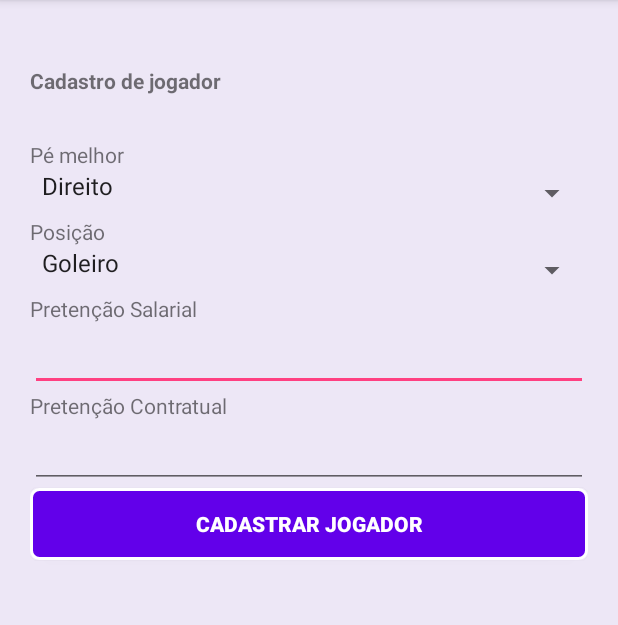
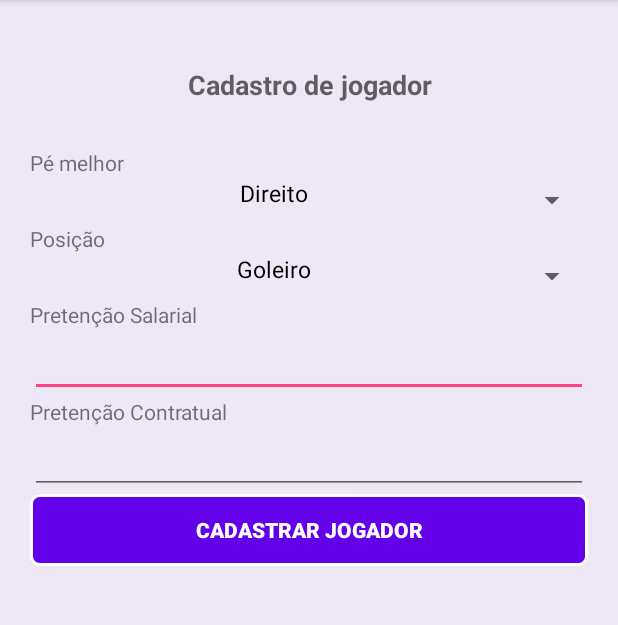
Before and after one commit to brunojamelli/GitfootJogador, an Android app: the screen it shows after launch once a user with an empty profile is signed in (JogadorActivity), on a phone screen of 412 x 824 dp, the part 84-709 px from its top. Run offline under Robolectric (Android 15) with nearby library versions, the phone set to English and light mode, and no system bars; our stand-ins replace CircleImageView, Firebase (no records; nobody signed in at launch, a user with empty details on screens opened directly); libraries missing offline, so code that uses them is left out: br.com.concrete, com.firebase.ui.

Commit message:
Adição da biblioteca do mapa de calor e do spinner personalizado.

```diff
--- a/app/build.gradle
+++ b/app/build.gradle
@@ -38,6 +38,7 @@ dependencies {
     implementation 'com.google.firebase:firebase-auth:16.0.3'
     implementation 'com.google.android.gms:play-services-maps:16.0.0'
     implementation 'com.google.android.gms:play-services-location:16.0.0'
+    implementation 'com.google.maps.android:android-maps-utils:0.5+'
     testImplementation 'junit:junit:4.12'
     androidTestImplementation 'com.android.support.test:runner:1.0.2'
     androidTestImplementation 'com.android.support.test.espresso:espresso-core:3.0.2'
--- a/app/src/main/java/com/example/jamelli/gitfootjogador/JogadorActivity.java
+++ b/app/src/main/java/com/example/jamelli/gitfootjogador/JogadorActivity.java
@@ -46,7 +46,7 @@ public class JogadorActivity extends AppCompatActivity {
         ActionBarDrawerToggle toggle = new ActionBarDrawerToggle(this, drawer, toolbar, R.string.navigation_drawer_open, R.string.navigation_drawer_close);
         drawer.addDrawerListener(toggle);
         toggle.syncState();
-
+        toolbar.setTitle("Inicio");
         navigationView = findViewById(R.id.nav_view);
         txtNome = navigationView.getHeaderView(0).findViewById(R.id.tv_bv2);
         photo = navigationView.getHeaderView(0).findViewById(R.id.profile_image2);
--- a/app/src/main/java/com/example/jamelli/gitfootjogador/fragment/FragmentCadastro.java
+++ b/app/src/main/java/com/example/jamelli/gitfootjogador/fragment/FragmentCadastro.java
@@ -82,12 +82,12 @@ public class FragmentCadastro extends Fragment implements View.OnClickListener{
         sp_pe = v.findViewById(R.id.spPe);
         sp_pos = v.findViewById(R.id.spPos);
 
-        ArrayAdapter adp1 = new ArrayAdapter<String>(getActivity(), android.R.layout.simple_spinner_item, PE_MELHOR);
-        adp1.setDropDownViewResource(android.R.layout.simple_spinner_item);
+        ArrayAdapter adp1 = new ArrayAdapter<String>(getActivity(), R.layout.spinner_item, PE_MELHOR);
+        adp1.setDropDownViewResource(R.layout.spinner_item);
         sp_pe.setAdapter(adp1);
 
-        ArrayAdapter adp2 = new ArrayAdapter<String>(getActivity(), android.R.layout.simple_spinner_item, POSICOES);
-        adp2.setDropDownViewResource(android.R.layout.simple_spinner_item);
+        ArrayAdapter adp2 = new ArrayAdapter<String>(getActivity(), R.layout.spinner_item, POSICOES);
+        adp2.setDropDownViewResource(R.layout.spinner_item);
         sp_pos.setAdapter(adp2);
 
     }
--- a/app/src/main/res/layout/fragment_cadastro.xml
+++ b/app/src/main/res/layout/fragment_cadastro.xml
@@ -19,12 +19,15 @@
         android:text="Cadastro de jogador"
         android:textStyle="bold"
         android:layout_gravity="center"
+        android:textAppearance="?android:attr/textAppearanceMedium"
+        android:textAlignment="center"
         android:layout_marginBottom="30dp"/>
     <TextView
         android:id="@+id/textView2"
         android:layout_width="match_parent"
         android:layout_height="wrap_content"
-        android:text="Pé melhor" />
+        android:text="Pé melhor"
+        />
     <Spinner
         android:id="@+id/spPe"
         android:layout_width="fill_parent"
@@ -36,7 +39,8 @@
         android:id="@+id/textView3"
         android:layout_width="match_parent"
         android:layout_height="wrap_content"
-        android:text="Posição" />
+        android:text="Posição"
+        />
 
     <Spinner
         android:id="@+id/spPos"
@@ -49,7 +53,8 @@
         android:id="@+id/textView4"
         android:layout_width="match_parent"
         android:layout_height="wrap_content"
-        android:text="Pretenção Salarial" />
+        android:text="Pretenção Salarial"
+        />
 
     <EditText
         android:id="@+id/etPS"
@@ -62,7 +67,8 @@
         android:id="@+id/textView5"
         android:layout_width="match_parent"
         android:layout_height="wrap_content"
-        android:text="Pretenção Contratual" />
+        android:text="Pretenção Contratual"
+        />
 
     <EditText
         android:id="@+id/etPC"
--- /dev/null
+++ b/app/src/main/res/layout/spinner_item.xml
@@ -0,0 +1,8 @@
+<TextView xmlns:android="http://schemas.android.com/apk/res/android"
+    android:id="@android:id/text1"
+    android:layout_width="match_parent"
+    android:layout_height="wrap_content"
+    android:textSize="15sp"
+    android:textColor="@android:color/black"
+    android:textAlignment="center"
+    />
```
